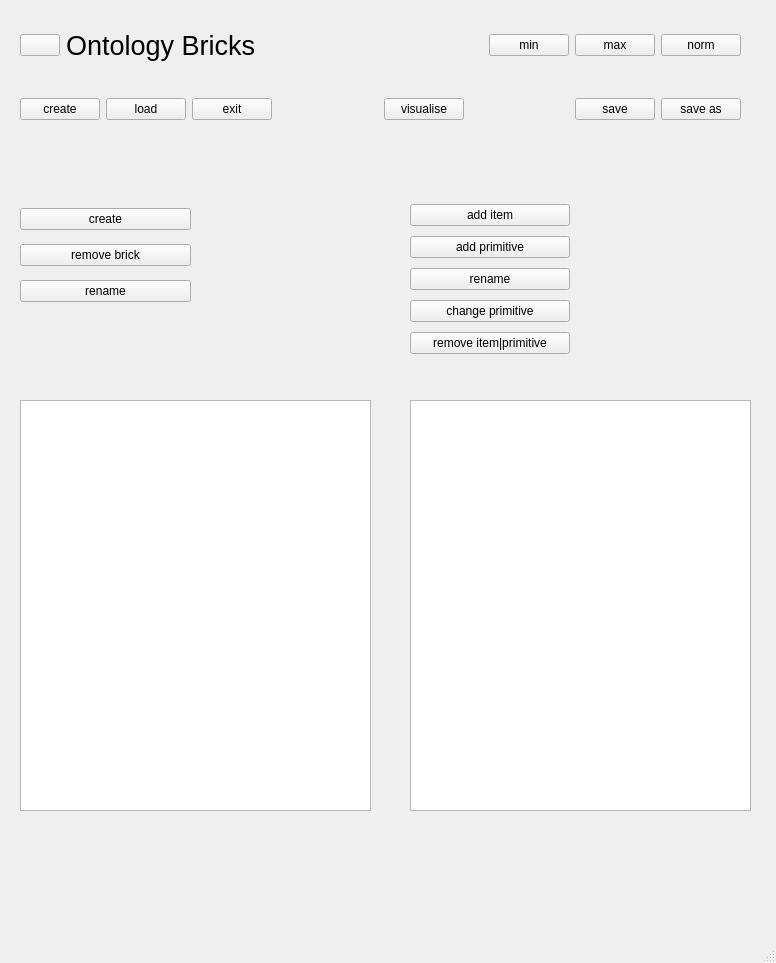
heinz-preisig/PeriConto_generic, file src/BricksSchemata_gui.ui: the form before one commit.
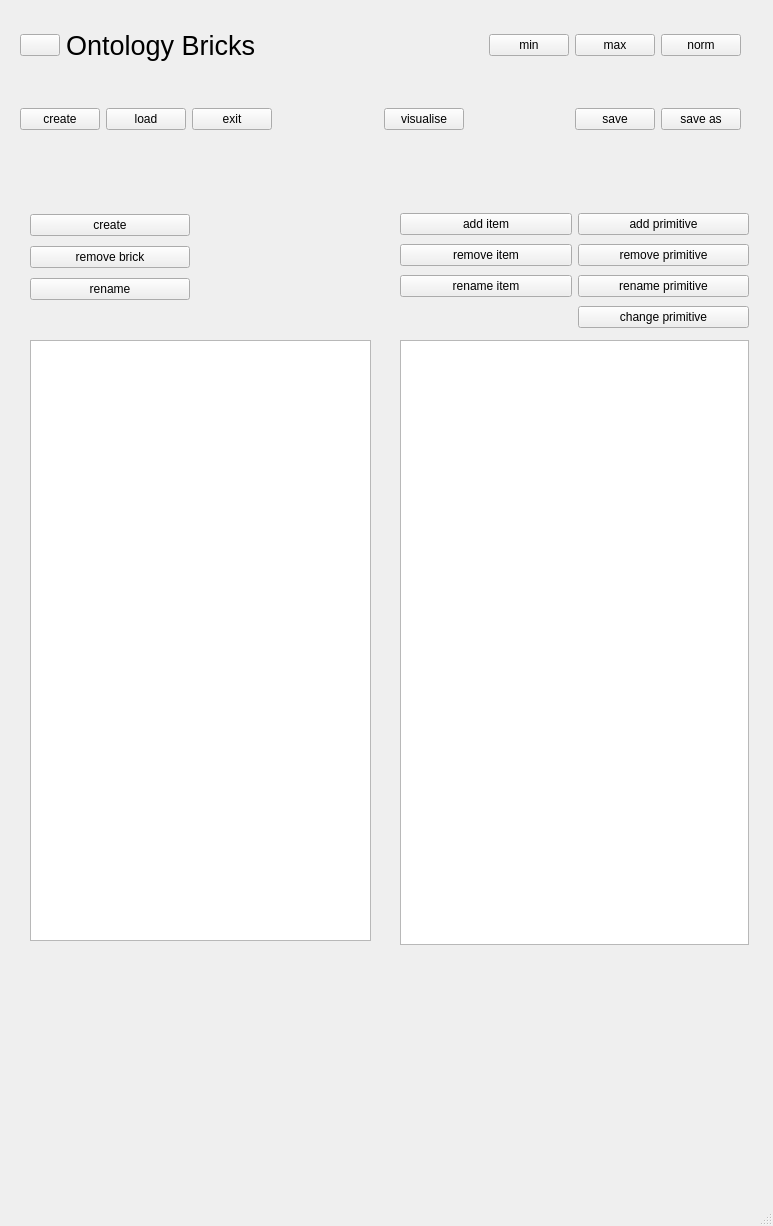
The form after the commit.

Commit message: [bricks & trees] cleaning

What changed in the file:
```diff
--- a/src/BricksSchemata_gui.ui
+++ b/src/BricksSchemata_gui.ui
@@ -6,8 +6,8 @@
    <rect>
     <x>0</x>
     <y>0</y>
-    <width>776</width>
-    <height>963</height>
+    <width>773</width>
+    <height>1226</height>
    </rect>
   </property>
   <property name="sizePolicy">
@@ -125,7 +125,7 @@
       <x>20</x>
       <y>84</y>
       <width>721</width>
-      <height>51</height>
+      <height>71</height>
      </rect>
     </property>
     <layout class="QHBoxLayout" name="horizontalLayout_3">
@@ -199,13 +199,56 @@
      </item>
     </layout>
    </widget>
-   <widget class="QTreeWidget" name="brickTree">
+   <widget class="QWidget" name="verticalLayoutWidget_2">
     <property name="geometry">
      <rect>
-      <x>410</x>
-      <y>400</y>
+      <x>30</x>
+      <y>210</y>
+      <width>160</width>
+      <height>95</height>
+     </rect>
+    </property>
+    <layout class="QVBoxLayout" name="verticalLayout_2">
+     <item>
+      <widget class="QPushButton" name="pushBrickCreate">
+       <property name="text">
+        <string>create</string>
+       </property>
+      </widget>
+     </item>
+     <item>
+      <widget class="QPushButton" name="pushBrickRemove">
+       <property name="text">
+        <string>remove brick</string>
+       </property>
+      </widget>
+     </item>
+     <item>
+      <widget class="QPushButton" name="pushBrickRename">
+       <property name="text">
+        <string>rename</string>
+       </property>
+      </widget>
+     </item>
+    </layout>
+   </widget>
+   <widget class="QListWidget" name="listBricks">
+    <property name="geometry">
+     <rect>
+      <x>30</x>
+      <y>340</y>
       <width>341</width>
-      <height>411</height>
+      <height>601</height>
+     </rect>
+    </property>
+   </widget>
+   <widget class="QTreeWidget" name="brickTree">
+    <property name="geometry">
+     <rect>
+      <x>400</x>
+      <y>340</y>
+      <width>349</width>
+      <height>605</height>
      </rect>
     </property>
     <property name="autoExpandDelay">
@@ -221,96 +264,67 @@
      <bool>false</bool>
     </attribute>
    </widget>
-   <widget class="QWidget" name="verticalLayoutWidget">
+   <widget class="QWidget" name="gridLayoutWidget">
     <property name="geometry">
      <rect>
-      <x>410</x>
-      <y>200</y>
-      <width>160</width>
-      <height>161</height>
+      <x>400</x>
+      <y>210</y>
+      <width>349</width>
+      <height>121</height>
      </rect>
     </property>
-    <layout class="QVBoxLayout" name="verticalLayout">
-     <item>
-      <widget class="QPushButton" name="pushBrickAddItem">
+    <layout class="QGridLayout" name="gridLayout">
+     <item row="0" column="0">
+      <widget class="QPushButton" name="pushItemAdd">
        <property name="text">
         <string>add item</string>
        </property>
       </widget>
      </item>
-     <item>
-      <widget class="QPushButton" name="pushBrickAddPrimitive">
+     <item row="1" column="0">
+      <widget class="QPushButton" name="pushItemRemove">
+       <property name="text">
+        <string>remove item</string>
+       </property>
+      </widget>
+     </item>
+     <item row="1" column="1">
+      <widget class="QPushButton" name="pushPrimitiveRemove">
+       <property name="text">
+        <string>remove primitive</string>
+       </property>
+      </widget>
+     </item>
+     <item row="2" column="0">
+      <widget class="QPushButton" name="pushItemRename">
+       <property name="text">
+        <string>rename item</string>
+       </property>
+      </widget>
+     </item>
+     <item row="0" column="1">
+      <widget class="QPushButton" name="pushPrimitiveAdd">
        <property name="text">
         <string>add primitive</string>
        </property>
       </widget>
      </item>
-     <item>
-      <widget class="QPushButton" name="pushBrickItemOrPrimitiveRename">
+     <item row="2" column="1">
+      <widget class="QPushButton" name="pushPrimitiveRename">
        <property name="text">
-        <string>rename</string>
+        <string>rename primitive</string>
        </property>
       </widget>
      </item>
-     <item>
-      <widget class="QPushButton" name="pushBrickChangePrimitive">
+     <item row="3" column="1">
+      <widget class="QPushButton" name="pushPrimitiveChange">
        <property name="text">
         <string>change primitive</string>
        </property>
       </widget>
      </item>
-     <item>
-      <widget class="QPushButton" name="pushBrickRemoveItem">
-       <property name="text">
-        <string>remove item|primitive</string>
-       </property>
-      </widget>
-     </item>
     </layout>
    </widget>
-   <widget class="QWidget" name="verticalLayoutWidget_2">
-    <property name="geometry">
-     <rect>
-      <x>20</x>
-      <y>200</y>
-      <width>171</width>
-      <height>111</height>
-     </rect>
-    </property>
-    <layout class="QVBoxLayout" name="verticalLayout_2">
-     <item>
-      <widget class="QPushButton" name="pushBrickCreate">
-       <property name="text">
-        <string>create</string>
-       </property>
-      </widget>
-     </item>
-     <item>
-      <widget class="QPushButton" name="pushBrickRemove">
-       <property name="text">
-        <string>remove brick</string>
-       </property>
-      </widget>
-     </item>
-     <item>
-      <widget class="QPushButton" name="pushBrickRename">
-       <property name="text">
-        <string>rename</string>
-       </property>
-      </widget>
-     </item>
-    </layout>
-   </widget>
-   <widget class="QListWidget" name="listBricks">
-    <property name="geometry">
-     <rect>
-      <x>20</x>
-      <y>400</y>
-      <width>351</width>
-      <height>411</height>
-     </rect>
-    </property>
-   </widget>
   </widget>
   <widget class="QStatusBar" name="statusbar"/>
  </widget>
```
The commit also changes 8 other files.
